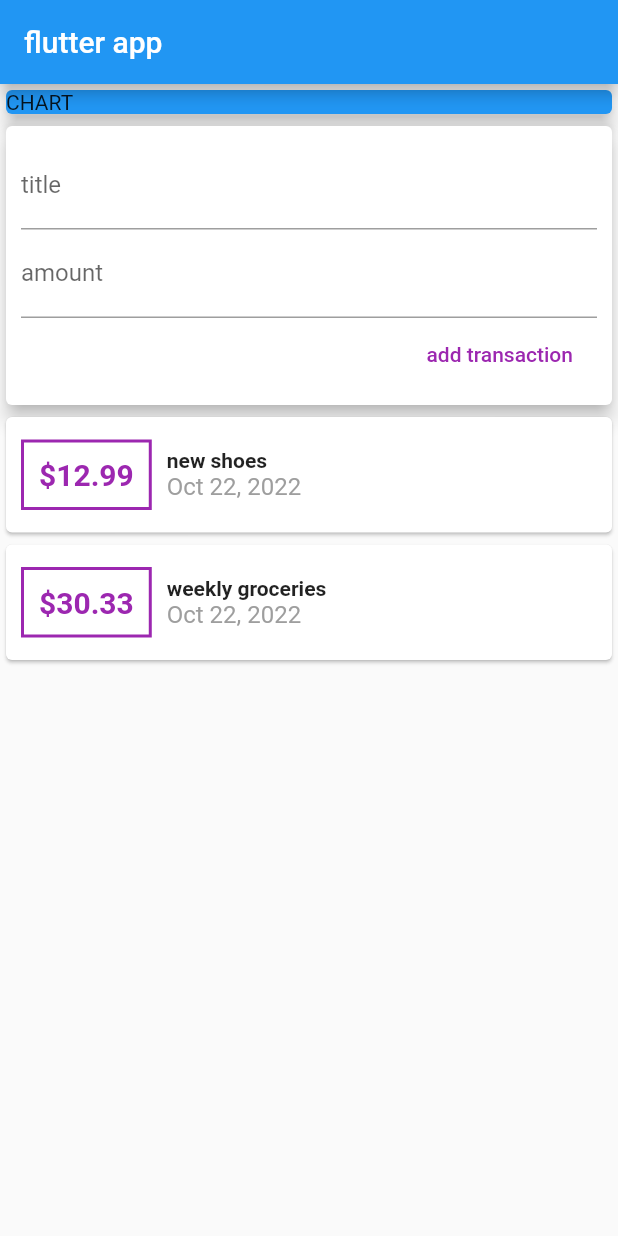
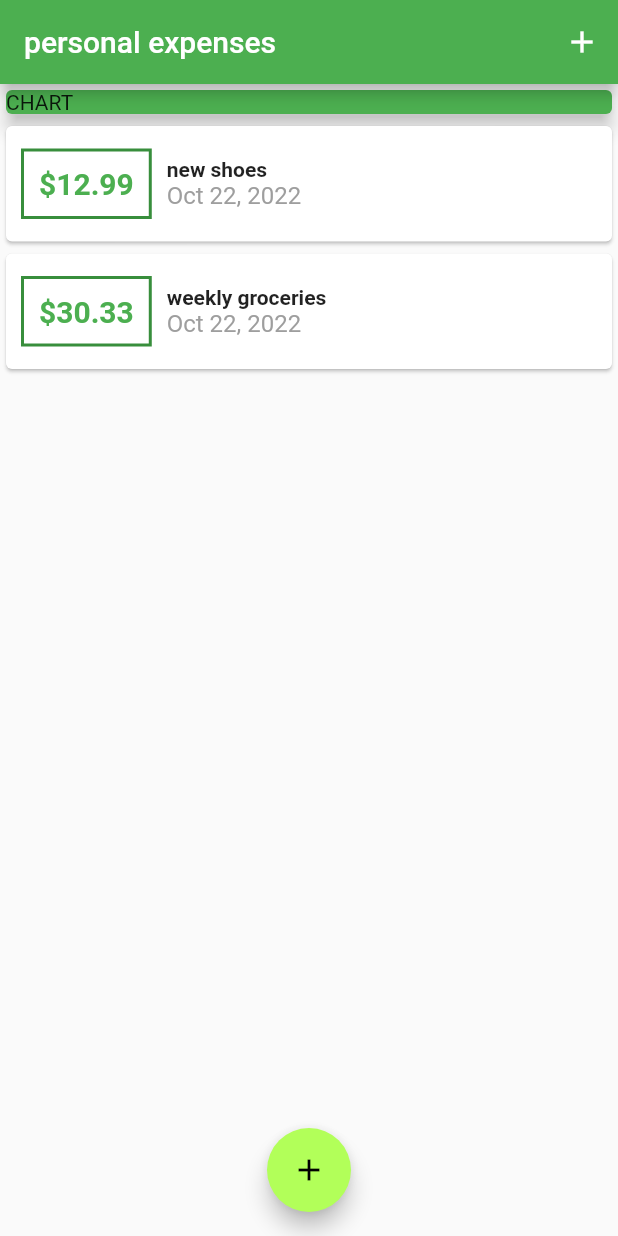
Before and after one commit to takuma-wada/flutter_expense_planner, a Flutter app: the screen it shows after launch, on a phone screen of 412 x 824 dp. Run offline on Flutter 3.47's test engine with Material 2 defaults, Android fonts, the phone set to English and light mode, and no system bars.

Commit message:
expence_planner
refactor
fixed design
remove unnecessary file

```diff
--- a/lib/main.dart
+++ b/lib/main.dart
@@ -1,6 +1,8 @@
 import 'package:flutter/material.dart';
 
-import './widget/user_transaction.dart';
+import './widget/new_transaction.dart';
+import './model/transaction.dart';
+import 'widget/transaction_list.dart';
 
 void main() {
   runApp(const MyApp());
@@ -12,38 +14,96 @@ class MyApp extends StatelessWidget {
   @override
   Widget build(BuildContext context) {
     return MaterialApp(
-        title: 'Flutter Demo',
+        title: 'personal expenses',
         theme: ThemeData(
-          primarySwatch: Colors.blue,
+          primarySwatch: Colors.green,
+          accentColor: Colors.lightGreenAccent,
         ),
         home: MyHomePage(),
         debugShowCheckedModeBanner: false);
   }
 }
 
-class MyHomePage extends StatelessWidget {
+class MyHomePage extends StatefulWidget {
+  @override
+  State<MyHomePage> createState() => _MyHomePageState();
+}
+
+class _MyHomePageState extends State<MyHomePage> {
+  final List<Transaction> _userTransactions = [
+    Transaction(
+      id: 't1',
+      title: 'new shoes',
+      amount: 12.99,
+      date: DateTime.now(),
+    ),
+    Transaction(
+      id: 't2',
+      title: 'weekly groceries',
+      amount: 30.33,
+      date: DateTime.now(),
+    )
+  ];
+
+  void _addNewTransaction(String txTitle, double txAmount) {
+    final newTx = Transaction(
+      title: txTitle,
+      amount: txAmount,
+      date: DateTime.now(),
+      id: DateTime.now().toString(),
+    );
+
+    setState(() {
+      _userTransactions.add(newTx);
+    });
+  }
+
+  void _startAddNewTransaction(BuildContext ctx) {
+    showModalBottomSheet(
+      context: ctx,
+      builder: (_) {
+        return GestureDetector(
+          onTap: () {},
+          behavior: HitTestBehavior.opaque,
+          child: NewTransaction(_addNewTransaction),
+        );
+      },
+    );
+  }
+
   @override
   Widget build(BuildContext context) {
     return Scaffold(
       appBar: AppBar(
-        title: const Text('flutter app'),
+        title: const Text('personal expenses'),
+        actions: [
+          IconButton(
+            onPressed: () => _startAddNewTransaction(context),
+            icon: Icon(Icons.add),
+          ),
+        ],
       ),
       body: SingleChildScrollView(
         child: Column(
           mainAxisAlignment: MainAxisAlignment.spaceAround,
           crossAxisAlignment: CrossAxisAlignment.center,
           children: [
-            const SizedBox(
+            SizedBox(
               width: double.infinity,
               child: Card(
                 elevation: 5,
-                color: Colors.blue,
-                child: Text('CHART'),
+                color: Theme.of(context).primaryColor,
+                child: const Text('CHART'),
               ),
             ),
-            UserTransaction()
+            TransantionList(_userTransactions),
           ],
         ),
+      ),
+      floatingActionButtonLocation: FloatingActionButtonLocation.centerFloat,
+      floatingActionButton: FloatingActionButton(
+        onPressed: () => _startAddNewTransaction(context),
+        child: Icon(Icons.add),
       ),
     );
   }
--- a/lib/widget/transaction_list.dart
+++ b/lib/widget/transaction_list.dart
@@ -23,15 +23,16 @@ class TransantionList extends StatelessWidget {
                     horizontal: 10,
                   ),
                   decoration: BoxDecoration(
-                    border: Border.all(color: Colors.purple, width: 2),
+                    border: Border.all(
+                        color: Theme.of(context).primaryColorDark, width: 2),
                   ),
                   padding: const EdgeInsets.all(10),
                   child: Text(
-                    '\$${tx.amount}',
-                    style: const TextStyle(
+                    '\$${tx.amount.toStringAsFixed(2)}',
+                    style: TextStyle(
                       fontSize: 20,
                       fontWeight: FontWeight.bold,
-                      color: Colors.purple,
+                      color: Theme.of(context).primaryColor,
                     ),
                   ),
                 ),
--- a/lib/widget/user_transaction.dart
+++ /dev/null
@@ -1,50 +0,0 @@
-import 'package:flutter/material.dart';
-
-import './new_transaction.dart';
-import './transaction_list.dart';
-import '../model/transaction.dart';
-
-class UserTransaction extends StatefulWidget {
-  @override
-  State<UserTransaction> createState() => _UserTransactionState();
-}
-
-class _UserTransactionState extends State<UserTransaction> {
-  final List<Transaction> _userTransactions = [
-    Transaction(
-      id: 't1',
-      title: 'new shoes',
-      amount: 12.99,
-      date: DateTime.now(),
-    ),
-    Transaction(
-      id: 't2',
-      title: 'weekly groceries',
-      amount: 30.33,
-      date: DateTime.now(),
-    )
-  ];
-
-  void _addNewTransaction(String txTitle, double txAmount) {
-    final newTx = Transaction(
-      title: txTitle,
-      amount: txAmount,
-      date: DateTime.now(),
-      id: DateTime.now().toString(),
-    );
-
-    setState(() {
-      _userTransactions.add(newTx);
-    });
-  }
-
-  @override
-  Widget build(BuildContext context) {
-    return Column(
-      children: [
-        NewTransaction(_addNewTransaction),
-        TransantionList(_userTransactions),
-      ],
-    );
-  }
-}
```
Also changed, not shown: lib/widget/new_transaction.dart (+26 -9 lines).
